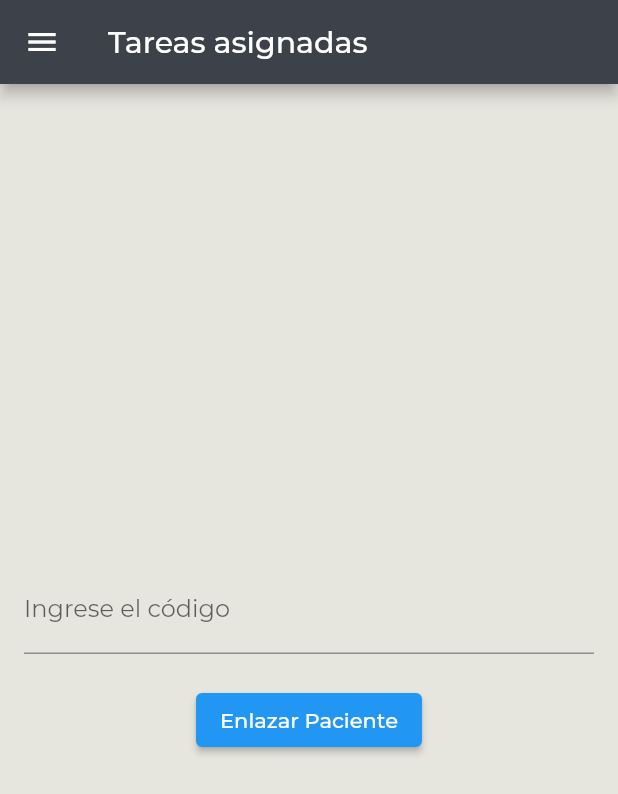
After one commit to diegoaguilera4/FrontGestionTareasNEE, a Flutter app: the EnlazarPaciente screen opened by its route, after a tap on "Enlazar Paciente", on a phone screen of 412 x 824 dp. The commit adds this screen. Shown: the top 794 px of the screen. Run offline on Flutter 3.47's test engine with Material 2 defaults, Android fonts, the phone set to English and light mode, and no system bars; our stand-ins replace google_fonts, jwt_decoder, url_strategy; missing offline and left inert: dart:html.

Commit message:
se enlazan pacientes a un usuario(apoderado o profesor)

```diff
--- a/lib/components/menuPaciente.dart
+++ b/lib/components/menuPaciente.dart
@@ -2,11 +2,12 @@ import 'dart:html';
 
 import 'package:flutter/material.dart';
 import 'package:gestiontareas/colores.dart';
+import 'package:gestiontareas/pages/usuarioGeneral/enlazarPaciente.dart';
 import 'package:gestiontareas/pages/usuarioGeneral/misTareas.dart';
 import '../pages/auth/login.dart';
 
 class MenuPaciente extends StatefulWidget {
-  MenuPaciente({Key? key, required String currentPage}) : super(key: key);
+  MenuPaciente({Key? key}) : super(key: key);
 
   @override
   _MenuPacienteState createState() => _MenuPacienteState();
@@ -35,6 +36,7 @@ class _MenuPacienteState extends State<MenuPaciente> {
             ),
           ),
           _buildMenuItem('/tareas', 'Mis tareas', Icons.dashboard),
+          _buildMenuItem('/enlazar', 'Enlazar paciente', Icons.link),
           // Agrega más elementos de menú según tus necesidades
           const Divider(), // Línea divisoria
           _buildMenuItem('', 'Cerrar Sesión', Icons.exit_to_app),
@@ -67,11 +69,21 @@ class _MenuPacienteState extends State<MenuPaciente> {
             Navigator.push(
               context,
               MaterialPageRoute(
-                builder: (context) => TaskView(),
-                settings: RouteSettings(name: '/tareas'),
+                builder: (context) => const TaskView(),
+                settings: const RouteSettings(name: '/tareas'),
               ),
             );
-          } else if (title == 'Cerrar Sesión') {
+          }
+          else if(title == 'Enlazar paciente'){
+            Navigator.push(
+              context,
+              MaterialPageRoute(
+                builder: (context) => const EnlazarPaciente(),
+                settings: const RouteSettings(name: '/enlazar'),
+              ),
+            );
+          }
+          else if (title == 'Cerrar Sesión') {
             _handleLogout();
           }
         },
--- a/lib/main.dart
+++ b/lib/main.dart
@@ -4,6 +4,7 @@ import 'package:gestiontareas/pages/pictogramas/PictogramSearch.dart';
 import 'package:gestiontareas/pages/profesional/agregarPaciente.dart';
 import 'package:gestiontareas/pages/auth/login.dart';
 import 'package:gestiontareas/pages/profesional/agregarTarea.dart';
+import 'package:gestiontareas/pages/usuarioGeneral/enlazarPaciente.dart';
 import 'package:gestiontareas/pages/usuarioGeneral/misTareas.dart';
 import 'package:gestiontareas/pages/profesional/pacientes.dart';
 import 'package:gestiontareas/pages/page_404.dart';
@@ -26,14 +27,15 @@ class MyApp extends StatelessWidget {
   final _routes = {
     '/': (context) => LoginView(),
     '/registro': (context) => RegistroView(),
-    '/profesional': (context) => ProfesionalView(),
-    '/pacientes': (context) => PacientesView(),
+    '/profesional': (context) => const ProfesionalView(),
+    '/pacientes': (context) => const PacientesView(),
     '/sesiones': (context) => const SesionesView(),
     '/agregarPaciente': (context) =>
         AgregarPacienteView(onPacienteAdded: () {}),
-    '/tareas': (context) => TaskView(),
+    '/tareas': (context) => const TaskView(),
     '/agregarTarea': (context) => const AgregarTareaView(),
     '/pictogramas': (context) => PictogramSearchView(),
+    '/enlazar': (context) => const EnlazarPaciente(),
   };
 
   @override
--- a/lib/pages/profesional/agregarPaciente.dart
+++ b/lib/pages/profesional/agregarPaciente.dart
@@ -81,7 +81,7 @@ class _AgregarPacienteViewState extends State<AgregarPacienteView> {
             Navigator.push(
               context,
               MaterialPageRoute(
-                builder: (context) => PacientesView(),
+                builder: (context) => const PacientesView(),
                 settings: const RouteSettings(name: '/pacientes'),
               ),
             );
--- /dev/null
+++ b/lib/pages/usuarioGeneral/enlazarPaciente.dart
@@ -0,0 +1,97 @@
+import 'dart:convert';
+import 'dart:html';
+
+import 'package:flutter/material.dart';
+import 'package:gestiontareas/colores.dart';
+import 'package:gestiontareas/components/menuPaciente.dart';
+import 'package:http/http.dart';
+import 'package:jwt_decoder/jwt_decoder.dart';
+
+class EnlazarPaciente extends StatefulWidget {
+  const EnlazarPaciente({Key? key}) : super(key: key);
+
+  @override
+  _EnlazarPacienteState createState() => _EnlazarPacienteState();
+}
+
+class _EnlazarPacienteState extends State<EnlazarPaciente> {
+  TextEditingController _codigoController = TextEditingController();
+
+  //funcion para enlazar paciente
+  Future<void> _enlazarPaciente() async {
+    // Aquí puedes agregar la lógica para enlazar al paciente con el código ingresado
+    String codigoIngresado = _codigoController.text;
+    Map<String, dynamic> jwtDecodedToken =
+          JwtDecoder.decode(window.localStorage['token']!);
+    String usuarioId = jwtDecodedToken['usuarioId'];
+    // Lógica de enlace de paciente aquí...
+    var url = Uri.parse('http://localhost:3000/usuario/addPaciente/$usuarioId');
+    var response = await post(
+            url,
+            headers: {"Content-Type": "application/json"},
+            body: jsonEncode({'pacienteId': codigoIngresado}),
+          );
+    if(response.statusCode == 200){
+      print('Paciente enlazado: $codigoIngresado');
+      Navigator.pushNamed(context, '/tareas');
+      //snackbar de paciente enlazado
+      ScaffoldMessenger.of(context).showSnackBar(
+        const SnackBar(
+          content: Text('Paciente enlazado'),
+          backgroundColor: primaryColor,
+        ),
+      );
+    }
+    else{
+      print('Error al enlazar paciente: ${response.body}');
+      //snackbar de error al enlazar paciente
+      ScaffoldMessenger.of(context).showSnackBar(
+        const SnackBar(
+          content: Text('Error al enlazar paciente'),
+          backgroundColor: buttonColor1,
+        ),
+      );
+    }
+  }
+
+  @override
+  void didChangeDependencies() {
+    super.didChangeDependencies();
+
+    // Guardar la ruta actual en las preferencias compartidas
+    window.localStorage['currentRoute'] =
+        ModalRoute.of(context)!.settings.name!;
+  }
+
+  @override
+  Widget build(BuildContext context) {
+    return Scaffold(
+      appBar: AppBar(
+        title: const Text('Tareas asignadas'),
+        backgroundColor: secondaryColor,
+      ),
+      drawer: MenuPaciente(),
+      body: Padding(
+        padding: const EdgeInsets.all(16.0),
+        child: Column(
+          mainAxisAlignment: MainAxisAlignment.center,
+          children: [
+            TextFormField(
+              controller: _codigoController,
+              decoration: const InputDecoration(
+                labelText: 'Ingrese el código',
+              ),
+            ),
+            const SizedBox(height: 20),
+            ElevatedButton(
+              onPressed: () {
+                _enlazarPaciente();
+              },
+              child: const Text('Enlazar Paciente'),
+            ),
+          ],
+        ),
+      ),
+    );
+  }
+}
--- a/lib/pages/usuarioGeneral/misTareas.dart
+++ b/lib/pages/usuarioGeneral/misTareas.dart
@@ -64,7 +64,7 @@ class _TaskViewState extends State<TaskView> {
         title: const Text('Tareas asignadas'),
         backgroundColor: secondaryColor,
       ),
-      drawer: MenuPaciente(currentPage: ''),
+      drawer: MenuPaciente(),
       body: _buildBody(),
     );
   }
```
